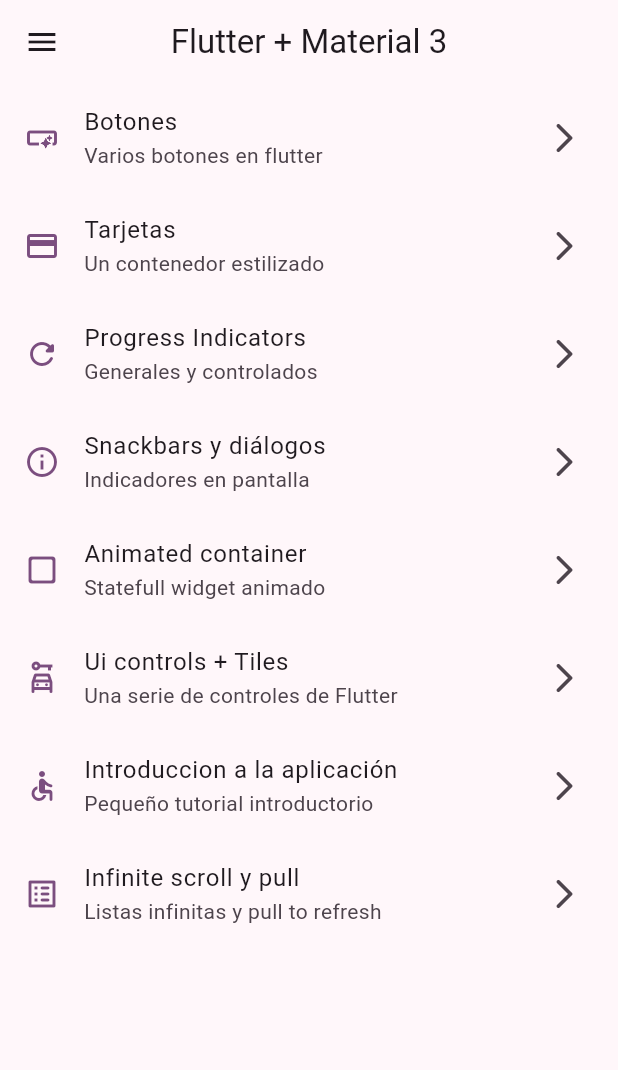
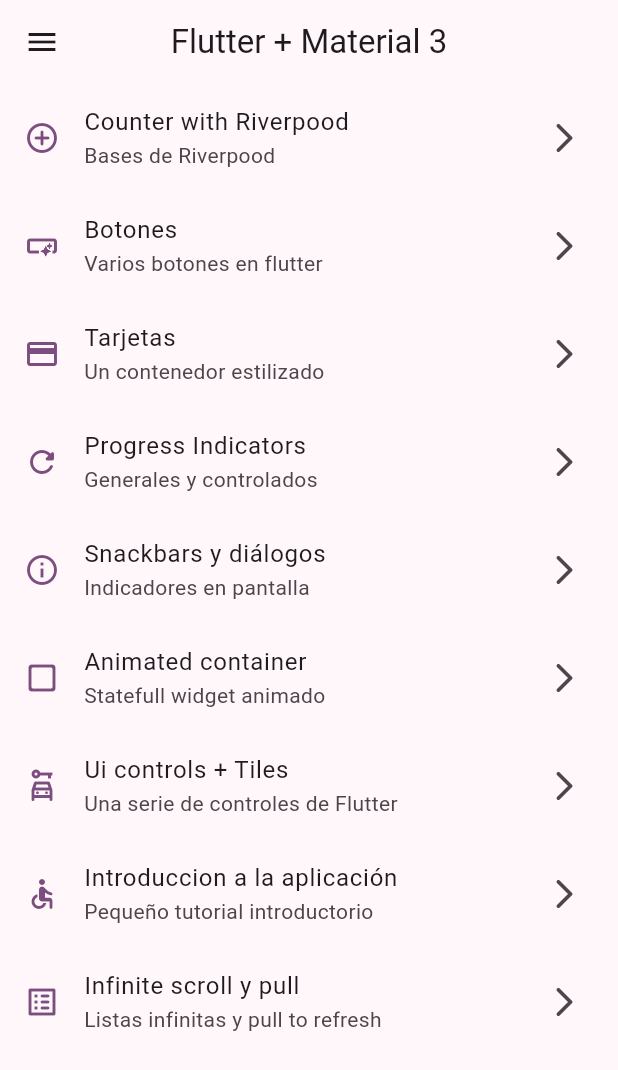
Before and after one commit to JLucianoSS/widgets_app, a Flutter app: the screen it shows after launch, on a phone screen of 412 x 824 dp. Shown: the top 1070 px of the screen. Run offline on Flutter 3.47's test engine with Material 3 defaults, Android fonts, the phone set to English and light mode, and no system bars; our stand-ins replace animate_do, flutter_riverpod, go_router.

Commit message:
riverpod implentation

```diff
--- a/lib/config/menu/menu_items.dart
+++ b/lib/config/menu/menu_items.dart
@@ -19,6 +19,15 @@ class MenuItem {
 }
 
 const List<MenuItem> appMenuItems = [
+
+   MenuItem(
+    title: 'Counter with Riverpood',
+    subTitle: 'Bases de Riverpood',
+    link: '/counter',
+    icon: Icons.add_circle_outline_rounded
+  ),
+
+
   MenuItem(
     title: 'Botones',
     subTitle: 'Varios botones en flutter',
@@ -67,4 +76,5 @@ const List<MenuItem> appMenuItems = [
     link: '/infinite',
     icon: Icons.list_alt_rounded
   ),
+
 ];
--- a/lib/config/router/app_router.dart
+++ b/lib/config/router/app_router.dart
@@ -51,5 +51,10 @@ final appRouter = GoRouter(
       name: InfiniteScrollScreen.name,
       builder: (context, state) => const InfiniteScrollScreen(),
     ),
+    GoRoute(
+      path: '/counter',
+      name: CounterScreen.name,
+      builder: (context, state) => const CounterScreen(),
+    ),
   ],
 );
--- /dev/null
+++ b/lib/presentation/providers/counter_provider.dart
@@ -0,0 +1,6 @@
+
+
+
+import 'package:flutter_riverpod/flutter_riverpod.dart';
+
+final counterProvider = StateProvider<int>((ref) => 5);
--- a/lib/presentation/screens/screens.dart
+++ b/lib/presentation/screens/screens.dart
@@ -1,3 +1,4 @@
+
 
 
 
@@ -7,6 +8,7 @@ export 'package:widgets_app/presentation/screens/animated/animated_screen.dart';
 export 'package:widgets_app/presentation/screens/app_tutorial/app_tutorial_screen.dart';
 export 'package:widgets_app/presentation/screens/buttons/buttons_screen.dart';
 export 'package:widgets_app/presentation/screens/cards/cards_screen.dart';
+export 'package:widgets_app/presentation/screens/counter/counter_screen.dart';
 export 'package:widgets_app/presentation/screens/home/home_screen.dart';
 export 'package:widgets_app/presentation/screens/infinite_scroll/infnite_scroll_screen.dart';
 export 'package:widgets_app/presentation/screens/progress/progress_screen.dart';
--- a/pubspec.yaml
+++ b/pubspec.yaml
@@ -10,6 +10,7 @@ dependencies:
   animate_do: ^3.3.3
   flutter:
     sdk: flutter
+  flutter_riverpod: ^2.4.10
   go_router: ^13.1.0
 
 dev_dependencies:
```
Also changed, not shown: lib/main.dart (+6 -1 lines), lib/presentation/providers/theme_provider.dart (added, +7 -0 lines), lib/presentation/screens/counter/counter_screen.dart (added, +53 -0 lines), pubspec.lock.
